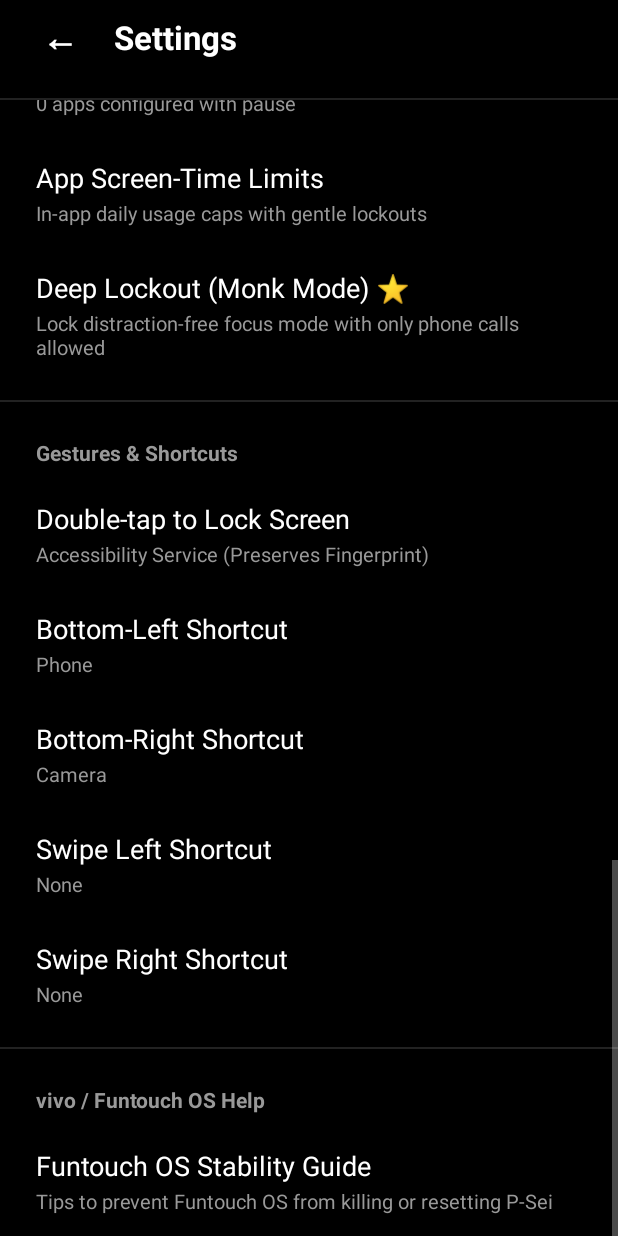
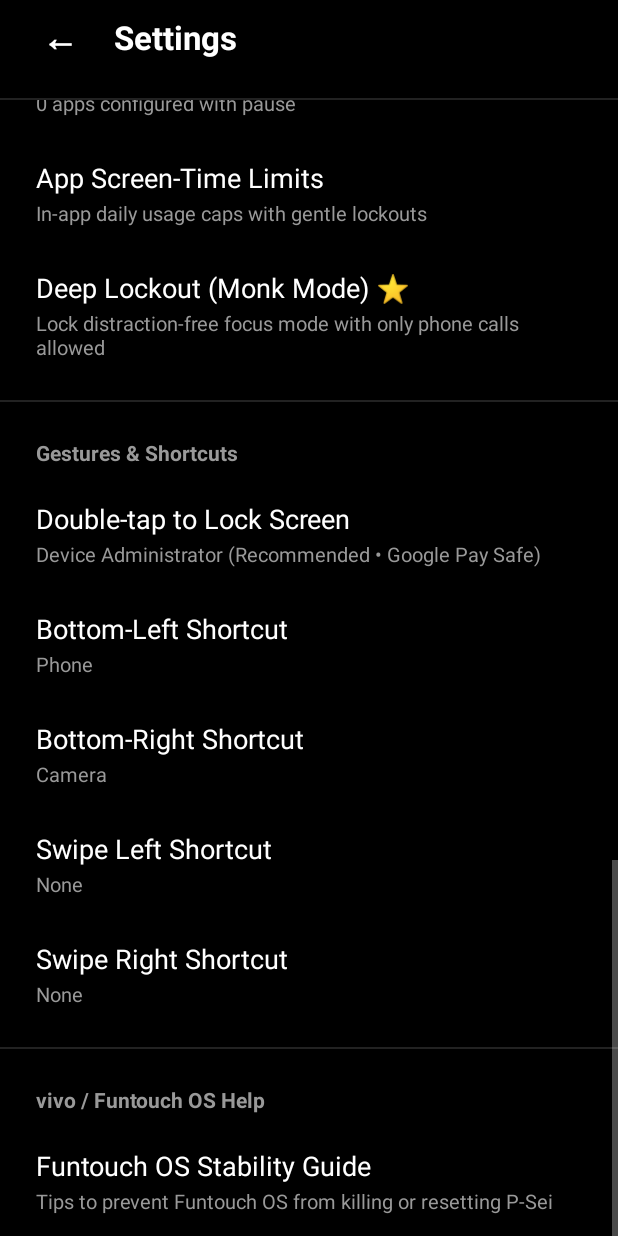
Before and after one commit to PIYU5H5/P-sei, an Android app: the SettingsActivity screen opened directly, with no data from a screen before it, scrolled down 1532 dp, on a phone screen of 412 x 824 dp. Run offline under Robolectric (Android 15) with nearby library versions, the phone set to English and light mode, and no system bars; libraries missing offline, so code that uses them is left out: com.android.billingclient; 1 statement that could not run was skipped.

Commit message:
Fix Google Pay accessibility conflict, Lockout emergency exit and power menu trap, and screen-time accuracy

```diff
--- a/app/src/main/java/com/psei/launcher/data/Prefs.kt
+++ b/app/src/main/java/com/psei/launcher/data/Prefs.kt
@@ -167,7 +167,7 @@ class Prefs private constructor(context: Context) {
         set(value) = sp.edit().putString(KEY_SHORTCUT_SWIPE_RIGHT, value).apply()
 
     var lockMethod: String
-        get() = sp.getString(KEY_LOCK_METHOD, LOCK_METHOD_ACCESSIBILITY) ?: LOCK_METHOD_ACCESSIBILITY
+        get() = sp.getString(KEY_LOCK_METHOD, LOCK_METHOD_DEVICE_ADMIN) ?: LOCK_METHOD_DEVICE_ADMIN
         set(value) = sp.edit().putString(KEY_LOCK_METHOD, value).apply()
 
     var showCalendarWidget: Boolean
--- a/app/src/main/java/com/psei/launcher/service/LauncherAdminReceiver.kt
+++ b/app/src/main/java/com/psei/launcher/service/LauncherAdminReceiver.kt
@@ -36,7 +36,7 @@ class LauncherAdminReceiver : DeviceAdminReceiver() {
                 putExtra(DevicePolicyManager.EXTRA_DEVICE_ADMIN, getComponentName(context))
                 putExtra(
                     DevicePolicyManager.EXTRA_ADD_EXPLANATION,
-                    "Allows Minimal Launcher to lock the screen upon double-tapping empty space."
+                    "Allows P-Sei to lock the screen upon double-tapping empty space."
                 )
                 addFlags(Intent.FLAG_ACTIVITY_NEW_TASK)
             }
--- /dev/null
+++ b/app/src/main/res/drawable/bg_warning_card.xml
@@ -0,0 +1,9 @@
+<?xml version="1.0" encoding="utf-8"?>
+<shape xmlns:android="http://schemas.android.com/apk/res/android"
+    android:shape="rectangle">
+    <solid android:color="#261E0A" />
+    <corners android:radius="14dp" />
+    <stroke
+        android:width="1dp"
+        android:color="#80FFB800" />
+</shape>
--- a/app/src/main/res/layout/activity_main.xml
+++ b/app/src/main/res/layout/activity_main.xml
@@ -377,7 +377,7 @@
             android:textSize="17sp"
             android:textStyle="bold" />
 
-        <!-- Subtle Emergency Exit Option -->
+        <!-- Subtle Emergency Exit Option (Tap or Long Press) -->
         <TextView
             android:id="@+id/btnLockoutEmergencyExit"
             android:layout_width="wrap_content"
@@ -386,8 +386,8 @@
             android:layout_marginBottom="32dp"
             android:padding="8dp"
             android:text="@string/lockout_emergency_exit"
-            android:textColor="#444444"
-            android:textSize="12sp" />
+            android:textColor="#AAAAAA"
+            android:textSize="13sp" />
 
     </LinearLayout>
 
--- a/app/src/main/res/layout/activity_settings.xml
+++ b/app/src/main/res/layout/activity_settings.xml
@@ -798,7 +798,53 @@
                     android:layout_marginTop="2dp"
                     android:textColor="?attr/secondaryTextColor"
                     android:textSize="13sp"
-                    tools:text="Accessibility Service (Recommended)" />
+                    tools:text="Device Administrator (Google Pay Safe)" />
+            </LinearLayout>
+
+            <!-- Google Pay / Accessibility Alert Card (Shown only when Accessibility is active) -->
+            <LinearLayout
+                android:id="@+id/cardAccessibilityWarning"
+                android:layout_width="match_parent"
+                android:layout_height="wrap_content"
+                android:layout_marginStart="24dp"
+                android:layout_marginEnd="24dp"
+                android:layout_marginTop="6dp"
+                android:layout_marginBottom="12dp"
+                android:background="@drawable/bg_warning_card"
+                android:orientation="vertical"
+                android:padding="16dp"
+                android:visibility="gone">
+
+                <TextView
+                    android:layout_width="wrap_content"
+                    android:layout_height="wrap_content"
+                    android:text="⚠️ Google Pay / UPI Issue Detected"
+                    android:textColor="#FFB800"
+                    android:textSize="14sp"
+                    android:textStyle="bold" />
+
+                <TextView
+                    android:layout_width="wrap_content"
+                    android:layout_height="wrap_content"
+                    android:layout_marginTop="6dp"
+                    android:lineSpacingExtra="3dp"
+                    android:text="P-Sei's Accessibility Service is turned on. Indian UPI &amp; banking apps (Google Pay, PhonePe, Paytm) block transactions while any accessibility service is active.\n\nTap below to turn off Accessibility and use Device Administrator instead so Google Pay works immediately."
+                    android:textColor="#CCCCCC"
+                    android:textSize="12sp" />
+
+                <TextView
+                    android:id="@+id/btnDisableAccessibility"
+                    android:layout_width="match_parent"
+                    android:layout_height="wrap_content"
+                    android:layout_marginTop="12dp"
+                    android:background="@drawable/bg_lockout_button"
+                    android:gravity="center"
+                    android:paddingTop="10dp"
+                    android:paddingBottom="10dp"
+                    android:text="Turn Off Accessibility (Fix Google Pay)"
+                    android:textColor="#FFB800"
+                    android:textSize="13sp"
+                    android:textStyle="bold" />
             </LinearLayout>
 
             <!-- Bottom Left Shortcut -->
```
Also changed, not shown: app/src/main/java/com/psei/launcher/MainActivity.kt (+20 -26 lines), app/src/main/java/com/psei/launcher/SettingsActivity.kt (+48 -11 lines), app/src/main/java/com/psei/launcher/data/UsageHelper.kt (+25 -62 lines), app/src/main/java/com/psei/launcher/service/LockAccessibilityService.kt (+29 -11 lines).
